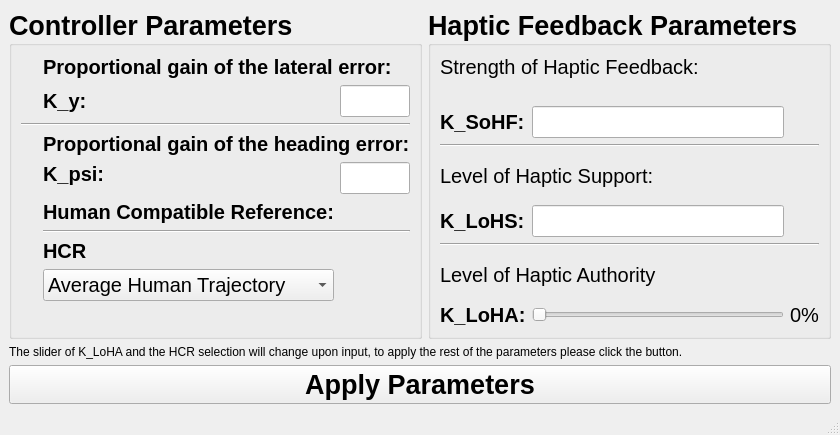
First picture: the form in modules/feedbackcontroller/action/FDCA.ui, repository tud-hri/joan, before the edit.
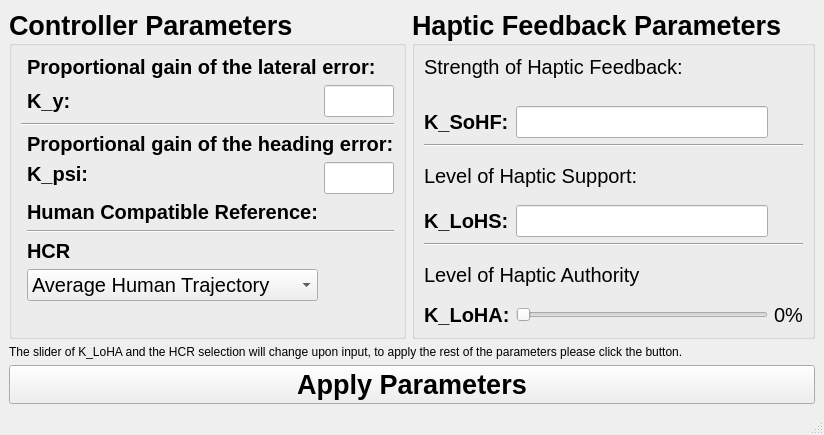
Second picture: the form after the edit.

Patch:
```diff
--- a/modules/feedbackcontroller/action/FDCA.ui
+++ b/modules/feedbackcontroller/action/FDCA.ui
@@ -207,13 +207,6 @@
              </property>
             </widget>
            </item>
-           <item row="1" column="0">
-            <widget class="QLabel" name="label">
-             <property name="text">
-              <string/>
-             </property>
-            </widget>
-           </item>
            <item row="8" column="1">
             <widget class="QComboBox" name="comboBox">
              <property name="font">
```
Left out of the diff: 2 changed lines with no effect on the pictures.
